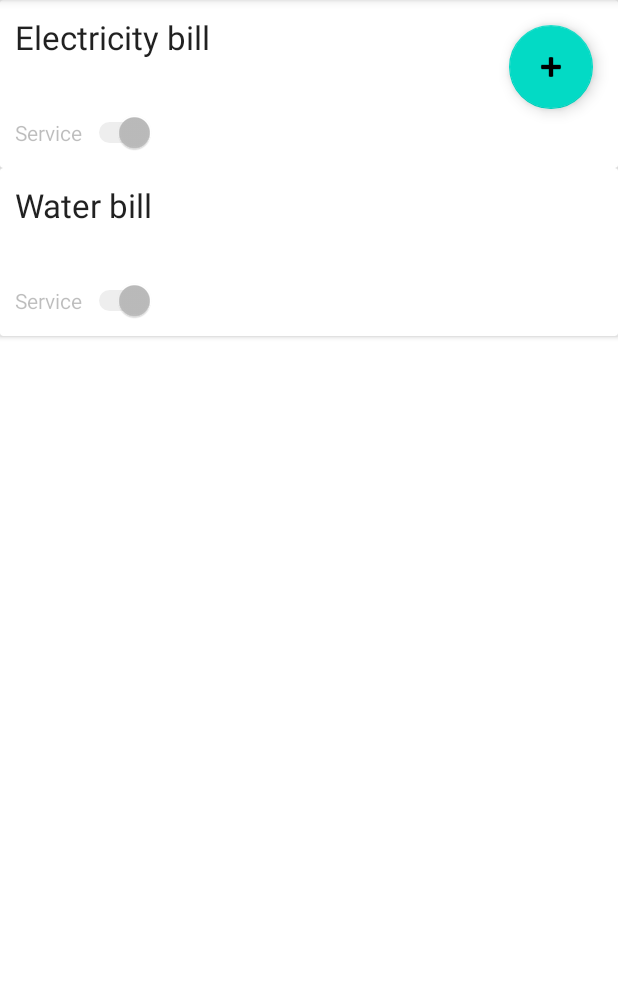
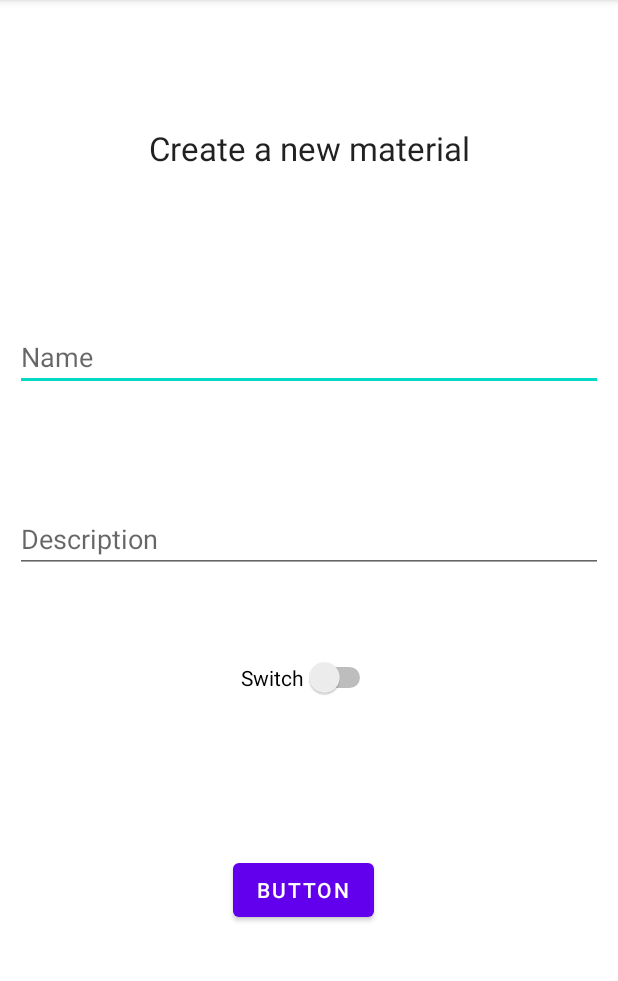
Before and after one commit to TariqHajeer/Expense-Management, an Android app: the fragment MaterialFragment shown on its own in the app's theme, after a tap on an icon or button, on a phone screen of 412 x 824 dp, the part 84-1065 px from its top. Run offline under Robolectric (Android 15) with nearby library versions, the phone set to English and light mode, and no system bars; our stand-ins replace Room's generated code.

Commit message:
add material view

```diff
--- a/app/src/main/AndroidManifest.xml
+++ b/app/src/main/AndroidManifest.xml
@@ -1,6 +1,6 @@
 <?xml version="1.0" encoding="utf-8"?>
 <manifest xmlns:android="http://schemas.android.com/apk/res/android"
-    package="com.example.expensemanagement" >
+    package="com.example.expensemanagement">
 
     <application
         android:allowBackup="true"
@@ -8,9 +8,9 @@
         android:label="@string/app_name"
         android:roundIcon="@mipmap/ic_launcher_round"
         android:supportsRtl="true"
-        android:theme="@style/Theme.ExpenseManagement" >
+        android:theme="@style/Theme.ExpenseManagement">
         <activity
-            android:name=".ViewModels.AddMaterialActivity"
+            android:name=".CreateOrUpdateMaterialActivity"
             android:exported="false" />
         <activity
             android:name=".DrawerActivity"
@@ -25,7 +25,7 @@
             android:exported="false" />
         <activity
             android:name=".MainActivity"
-            android:exported="true" >
+            android:exported="true">
             <intent-filter>
                 <action android:name="android.intent.action.MAIN" />
 
--- /dev/null
+++ b/app/src/main/java/com/example/expensemanagement/CreateOrUpdateMaterialActivity.java
@@ -0,0 +1,96 @@
+package com.example.expensemanagement;
+
+import androidx.appcompat.app.AppCompatActivity;
+import androidx.cardview.widget.CardView;
+import androidx.lifecycle.ViewModelProviders;
+
+import android.os.Bundle;
+import android.util.Log;
+import android.view.View;
+import android.widget.Button;
+import android.widget.EditText;
+import android.widget.Switch;
+import android.widget.TextView;
+import android.widget.Toast;
+
+import com.example.expensemanagement.Domain.Material;
+import com.example.expensemanagement.ViewModels.MaterialViewModel;
+
+import java.util.concurrent.ExecutionException;
+
+public class CreateOrUpdateMaterialActivity extends AppCompatActivity {
+    private TextView material_label_Status;
+    private EditText material_name_edit_text;
+    private EditText material_description_edit_text;
+    private Switch material_service_edit_switch;
+    private Button save_material_btn;
+
+    private MaterialViewModel materialViewModel;
+
+    @Override
+    protected void onCreate(Bundle savedInstanceState) {
+        super.onCreate(savedInstanceState);
+        setContentView(R.layout.activity_create_or_update_material);
+        material_label_Status = findViewById(R.id.material_label_Status);
+        material_name_edit_text = findViewById(R.id.material_name_edit_text);
+        material_description_edit_text = findViewById(R.id.material_description_edit_text);
+        material_service_edit_switch = findViewById(R.id.material_service_edit_switch);
+        save_material_btn = findViewById(R.id.save_material_btn);
+        material_label_Status.setText("Create a new material");
+        materialViewModel = ViewModelProviders.of(this).get(MaterialViewModel.class);
+        save_material_btn.setOnClickListener(new View.OnClickListener() {
+            @Override
+            public void onClick(View view) {
+                if (addMaterial(bind()))
+                    finish();
+            }
+        });
+
+    }
+
+    public Material bind() {
+        String name = material_name_edit_text.getText().toString();
+        String desc = material_description_edit_text.getText().toString();
+        boolean service = material_service_edit_switch.isChecked();
+        Material material = new Material(name, desc, service);
+        return material;
+    }
+
+    public boolean addMaterial(Material material) {
+        boolean valid = false;
+        try {
+            valid = validateMaterial(material);
+        } catch (InterruptedException | ExecutionException ex) {
+            Toast.makeText(this, R.string.error, Toast.LENGTH_SHORT).show();
+        }
+        if (valid) {
+            materialViewModel.inset(material);
+            return true;
+
+        } else {
+            Toast.makeText(this, R.string.nameRepeated, Toast.LENGTH_SHORT).show();
+        }
+        return false;
+    }
+
+    public boolean validateMaterial(Material material) throws ExecutionException, InterruptedException {
+        try {
+            if (material.getId() == 0) {
+                return validateNewMaterial(material);
+            }
+            return false;
+        } catch (InterruptedException | ExecutionException ex) {
+            throw ex;
+        }
+    }
+
+    public boolean validateNewMaterial(Material material) throws ExecutionException, InterruptedException {
+        try {
+            Integer count = materialViewModel.count(material.getName());
+            return count == 0;
+        } catch (InterruptedException | ExecutionException ex) {
+            throw ex;
+        }
+
+    }
+}
--- a/app/src/main/java/com/example/expensemanagement/ui/material/MaterialFragment.java
+++ b/app/src/main/java/com/example/expensemanagement/ui/material/MaterialFragment.java
@@ -13,6 +13,7 @@ import androidx.recyclerview.widget.LinearLayoutManager;
 import androidx.recyclerview.widget.RecyclerView;
 
 import com.example.expensemanagement.Adapters.MaterialListAdapter;
+import com.example.expensemanagement.CreateOrUpdateMaterialActivity;
 import com.example.expensemanagement.ViewModels.MaterialViewModel;
 import com.example.expensemanagement.databinding.FragmentMaterialBinding;
 
@@ -35,8 +36,8 @@ public class MaterialFragment extends Fragment {
         binding.addMaterialFabButton.setOnClickListener(new View.OnClickListener() {
             @Override
             public void onClick(View view) {
-//                Intent i = new Intent(getActivity(), AddMaterialActivity.class);
-//                startActivity(i);
+                Intent i = new Intent(getActivity(), CreateOrUpdateMaterialActivity.class);
+                startActivity(i);
             }
         });
         return root;
--- /dev/null
+++ b/app/src/main/res/layout/activity_create_or_update_material.xml
@@ -0,0 +1,92 @@
+<?xml version="1.0" encoding="utf-8"?>
+<androidx.constraintlayout.widget.ConstraintLayout xmlns:android="http://schemas.android.com/apk/res/android"
+    xmlns:app="http://schemas.android.com/apk/res-auto"
+    xmlns:tools="http://schemas.android.com/tools"
+    android:layout_width="match_parent"
+    android:layout_height="match_parent"
+    tools:context=".CreateOrUpdateMaterialActivity">
+
+
+    <TextView
+        android:id="@+id/material_label_Status"
+        android:layout_width="match_parent"
+        android:layout_height="wrap_content"
+        android:gravity="center_horizontal"
+        android:text="TextView"
+        android:textAlignment="center"
+        android:textAppearance="@style/TextAppearance.AppCompat.Large"
+        app:layout_constraintBottom_toBottomOf="parent"
+        app:layout_constraintEnd_toEndOf="parent"
+        app:layout_constraintHorizontal_bias="0.0"
+        app:layout_constraintStart_toStartOf="parent"
+        app:layout_constraintTop_toTopOf="parent"
+        app:layout_constraintVertical_bias="0.114" />
+
+    <EditText
+        android:id="@+id/material_name_edit_text"
+        android:layout_width="match_parent"
+        android:layout_height="wrap_content"
+        android:layout_marginStart="10dp"
+        android:layout_marginLeft="10dp"
+        android:layout_marginEnd="10dp"
+        android:layout_marginRight="10dp"
+        android:layout_marginBottom="103dp"
+        android:ems="10"
+        android:hint="Name"
+        android:inputType="textPersonName"
+        app:layout_constraintBottom_toBottomOf="parent"
+        app:layout_constraintEnd_toEndOf="parent"
+        app:layout_constraintHorizontal_bias="0.0"
+        app:layout_constraintStart_toStartOf="parent"
+        app:layout_constraintTop_toBottomOf="@+id/material_label_Status"
+        app:layout_constraintVertical_bias="0.202" />
+
+    <EditText
+        android:id="@+id/material_description_edit_text"
+        android:layout_width="match_parent"
+        android:layout_height="wrap_content"
+        android:layout_marginStart="10dp"
+        android:layout_marginLeft="10dp"
+        android:layout_marginEnd="10dp"
+        android:layout_marginRight="10dp"
+        android:ems="10"
+        android:hint="Description"
+        android:inputType="textPersonName"
+        app:layout_constraintBottom_toBottomOf="parent"
+        app:layout_constraintEnd_toEndOf="parent"
+        app:layout_constraintHorizontal_bias="1.0"
+        app:layout_constraintStart_toStartOf="parent"
+        app:layout_constraintTop_toBottomOf="@+id/material_name_edit_text"
+        app:layout_constraintVertical_bias="0.165" />
+
+    <Switch
+        android:id="@+id/material_service_edit_switch"
+        android:layout_width="wrap_content"
+        android:layout_height="wrap_content"
+        android:layout_marginStart="10dp"
+        android:layout_marginLeft="10dp"
+        android:layout_marginEnd="10dp"
+        android:layout_marginRight="10dp"
+        android:text="Switch"
+        app:layout_constraintBottom_toBottomOf="parent"
+        app:layout_constraintEnd_toEndOf="parent"
+        app:layout_constraintHorizontal_bias="0.498"
+        app:layout_constraintStart_toStartOf="parent"
+        app:layout_constraintTop_toBottomOf="@+id/material_description_edit_text"
+        app:layout_constraintVertical_bias="0.157" />
+
+    <Button
+        android:id="@+id/save_material_btn"
+        android:layout_width="wrap_content"
+        android:layout_height="wrap_content"
+        android:layout_marginTop="104dp"
+        android:text="Button"
+        app:layout_constraintBottom_toBottomOf="parent"
+        app:layout_constraintEnd_toEndOf="parent"
+        app:layout_constraintHorizontal_bias="0.488"
+        app:layout_constraintStart_toStartOf="parent"
+        app:layout_constraintTop_toBottomOf="@+id/material_service_edit_switch"
+        app:layout_constraintVertical_bias="0.0" />
+
+
+</androidx.constraintlayout.widget.ConstraintLayout>
--- a/app/src/main/res/values/strings.xml
+++ b/app/src/main/res/values/strings.xml
@@ -16,4 +16,6 @@
     <string name="menu_gallery">Gallery</string>
     <string name="menu_slideshow">Slideshow</string>
     <string name="AddMaterial">Add Material</string>
+    <string name="error">something went wrong... Please restart the application </string>
+    <string name="nameRepeated">The name is repeated </string>
 </resources>
```
